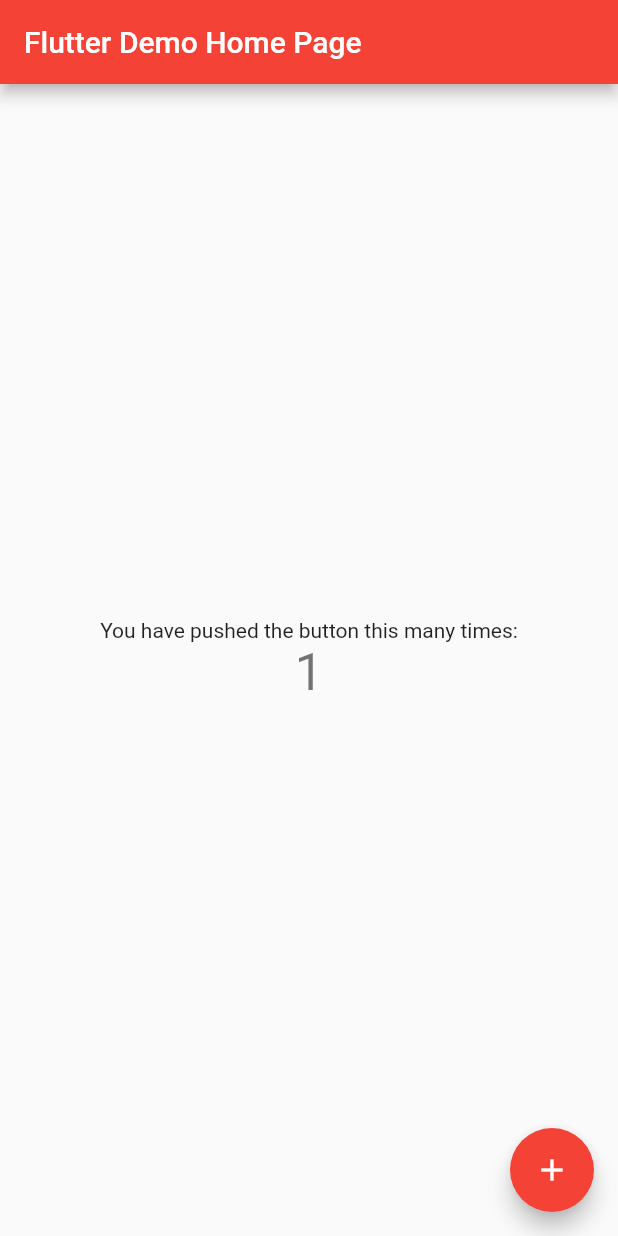
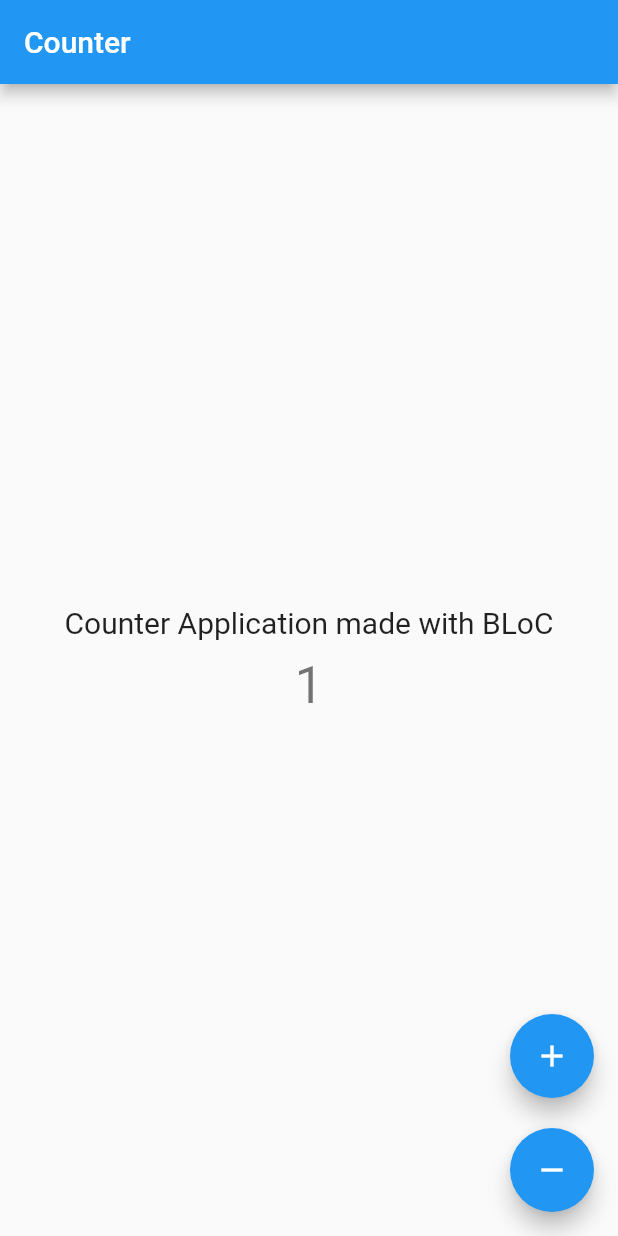
Before and after one commit to rafidmuhammad/learning-bloc-counter, a Flutter app: the screen it shows after launch, after a tap on the "add" icon, on a phone screen of 412 x 824 dp. Run offline on Flutter 3.47's test engine with Material 2 defaults, Android fonts, the phone set to English and light mode, and no system bars; our stand-ins replace bloc, flutter_bloc.

Commit message:
final commit

```diff
--- /dev/null
+++ b/lib/app.dart
@@ -0,0 +1,6 @@
+import 'package:counter_bloc/view/counter_page.dart';
+import 'package:flutter/material.dart';
+
+class CounterApp extends MaterialApp {
+  const CounterApp({super.key}) : super(home: const CounterPage());
+}
--- /dev/null
+++ b/lib/counter/cubit/counter_cubit.dart
@@ -0,0 +1,15 @@
+import 'package:bloc/bloc.dart';
+
+class CounterCubit extends Cubit<int> {
+  CounterCubit() : super(0);
+
+  void increment() => emit(state + 1);
+
+  void decrement() {
+    if (state > 0) {
+      emit(state - 1);
+    } else {
+      emit(0);
+    }
+  }
+}
--- a/lib/main.dart
+++ b/lib/main.dart
@@ -1,115 +1,9 @@
+import 'package:bloc/bloc.dart';
+import 'package:counter_bloc/app.dart';
+import 'package:counter_bloc/observer.dart';
 import 'package:flutter/material.dart';
 
 void main() {
-  runApp(const MyApp());
+  Bloc.observer = const CounterObserver();
+  runApp(const CounterApp());
 }
-
-class MyApp extends StatelessWidget {
-  const MyApp({super.key});
-
-  // This widget is the root of your application.
-  @override
-  Widget build(BuildContext context) {
-    return MaterialApp(
-      title: 'Flutter Demo',
-      theme: ThemeData(
-          // This is the theme of your application.
-          //
-          // Try running your application with "flutter run". You'll see the
-          // application has a blue toolbar. Then, without quitting the app, try
-          // changing the primarySwatch below to Colors.green and then invoke
-          // "hot reload" (press "r" in the console where you ran "flutter run",
-          // or simply save your changes to "hot reload" in a Flutter IDE).
-          // Notice that the counter didn't reset back to zero; the application
-          // is not restarted.
-          primarySwatch: Colors.red,
-          primaryColor: Colors.green),
-      home: const MyHomePage(title: 'Flutter Demo Home Page'),
-    );
-  }
-}
-
-class MyHomePage extends StatefulWidget {
-  const MyHomePage({super.key, required this.title});
-
-  // This widget is the home page of your application. It is stateful, meaning
-  // that it has a State object (defined below) that contains fields that affect
-  // how it looks.
-
-  // This class is the configuration for the state. It holds the values (in this
-  // case the title) provided by the parent (in this case the App widget) and
-  // used by the build method of the State. Fields in a Widget subclass are
-  // always marked "final".
-
-  final String title;
-
-  @override
-  State<MyHomePage> createState() => _MyHomePageState();
-}
-
-class _MyHomePageState extends State<MyHomePage> {
-  int _counter = 0;
-
-  void _incrementCounter() {
-    setState(() {
-      // This call to setState tells the Flutter framework that something has
-      // changed in this State, which causes it to rerun the build method below
-      // so that the display can reflect the updated values. If we changed
-      // _counter without calling setState(), then the build method would not be
-      // called again, and so nothing would appear to happen.
-      _counter++;
-    });
-  }
-
-  @override
-  Widget build(BuildContext context) {
-    // This method is rerun every time setState is called, for instance as done
-    // by the _incrementCounter method above.
-    //
-    // The Flutter framework has been optimized to make rerunning build methods
-    // fast, so that you can just rebuild anything that needs updating rather
-    // than having to individually change instances of widgets.
-    return Scaffold(
-      appBar: AppBar(
-        // Here we take the value from the MyHomePage object that was created by
-        // the App.build method, and use it to set our appbar title.
-        title: Text(widget.title),
-      ),
-      body: Center(
-        // Center is a layout widget. It takes a single child and positions it
-        // in the middle of the parent.
-        child: Column(
-          // Column is also a layout widget. It takes a list of children and
-          // arranges them vertically. By default, it sizes itself to fit its
-          // children horizontally, and tries to be as tall as its parent.
-          //
-          // Invoke "debug painting" (press "p" in the console, choose the
-          // "Toggle Debug Paint" action from the Flutter Inspector in Android
-          // Studio, or the "Toggle Debug Paint" command in Visual Studio Code)
-          // to see the wireframe for each widget.
-          //
-          // Column has various properties to control how it sizes itself and
-          // how it positions its children. Here we use mainAxisAlignment to
-          // center the children vertically; the main axis here is the vertical
-          // axis because Columns are vertical (the cross axis would be
-          // horizontal).
-          mainAxisAlignment: MainAxisAlignment.center,
-          children: <Widget>[
-            const Text(
-              'You have pushed the button this many times:',
-            ),
-            Text(
-              '$_counter',
-              style: Theme.of(context).textTheme.headline4,
-            ),
-          ],
-        ),
-      ),
-      floatingActionButton: FloatingActionButton(
-        onPressed: _incrementCounter,
-        tooltip: 'Increment',
-        child: const Icon(Icons.add),
-      ), // This trailing comma makes auto-formatting nicer for build methods.
-    );
-  }
-}
--- a/lib/observer.dart
+++ b/lib/observer.dart
@@ -5,7 +5,7 @@ import 'package:bloc/bloc.dart';
 class CounterObserver extends BlocObserver {
   const CounterObserver();
   @override
-  void onChange(BlocBase bloc, Change change) {
+  void onChange(BlocBase<dynamic> bloc, Change<dynamic> change) {
     super.onChange(bloc, change);
     // TODO: implement onChange
     print('${bloc.runtimeType} $change');
--- /dev/null
+++ b/lib/view/counter_page.dart
@@ -0,0 +1,16 @@
+import 'package:counter_bloc/counter/cubit/counter_cubit.dart';
+import 'package:counter_bloc/view/counter_view.dart';
+import 'package:flutter/widgets.dart';
+import 'package:flutter_bloc/flutter_bloc.dart';
+
+class CounterPage extends StatelessWidget {
+  const CounterPage({super.key});
+
+  @override
+  Widget build(BuildContext context) {
+    return BlocProvider(
+      create: (_) => CounterCubit(),
+      child: const CounterView(),
+    );
+  }
+}
--- /dev/null
+++ b/lib/view/counter_view.dart
@@ -0,0 +1,62 @@
+import 'package:flutter/material.dart';
+import 'package:flutter_bloc/flutter_bloc.dart';
+
+import '../counter/cubit/counter_cubit.dart';
+
+class CounterView extends StatelessWidget {
+  const CounterView({super.key});
+
+  @override
+  Widget build(BuildContext context) {
+    final textTheme = Theme.of(context).textTheme;
+    return Scaffold(
+      appBar: AppBar(
+        title: const Text("Counter"),
+      ),
+      body: Center(
+        child: Column(
+          mainAxisAlignment: MainAxisAlignment.center,
+          children: [
+            Text(
+              "Counter Application made with BLoC",
+              style: textTheme.bodyMedium?.copyWith(fontSize: 20),
+              textAlign: TextAlign.center,
+            ),
+            const SizedBox(
+              height: 10,
+            ),
+            BlocBuilder<CounterCubit, int>(
+              builder: (context, state) {
+                return Text(
+                  "$state",
+                  style: textTheme.headline4,
+                );
+              },
+            ),
+          ],
+        ),
+      ),
+      floatingActionButton: Column(
+        mainAxisAlignment: MainAxisAlignment.end,
+        crossAxisAlignment: CrossAxisAlignment.end,
+        children: [
+          FloatingActionButton(
+            child: const Icon(Icons.add),
+            onPressed: () {
+              context.read<CounterCubit>().increment();
+            },
+          ),
+          const SizedBox(
+            height: 20,
+          ),
+          FloatingActionButton(
+            child: const Icon(Icons.remove),
+            onPressed: () {
+              context.read<CounterCubit>().decrement();
+            },
+          )
+        ],
+      ),
+    );
+  }
+}
```
Also changed, not shown: 1 other file.
